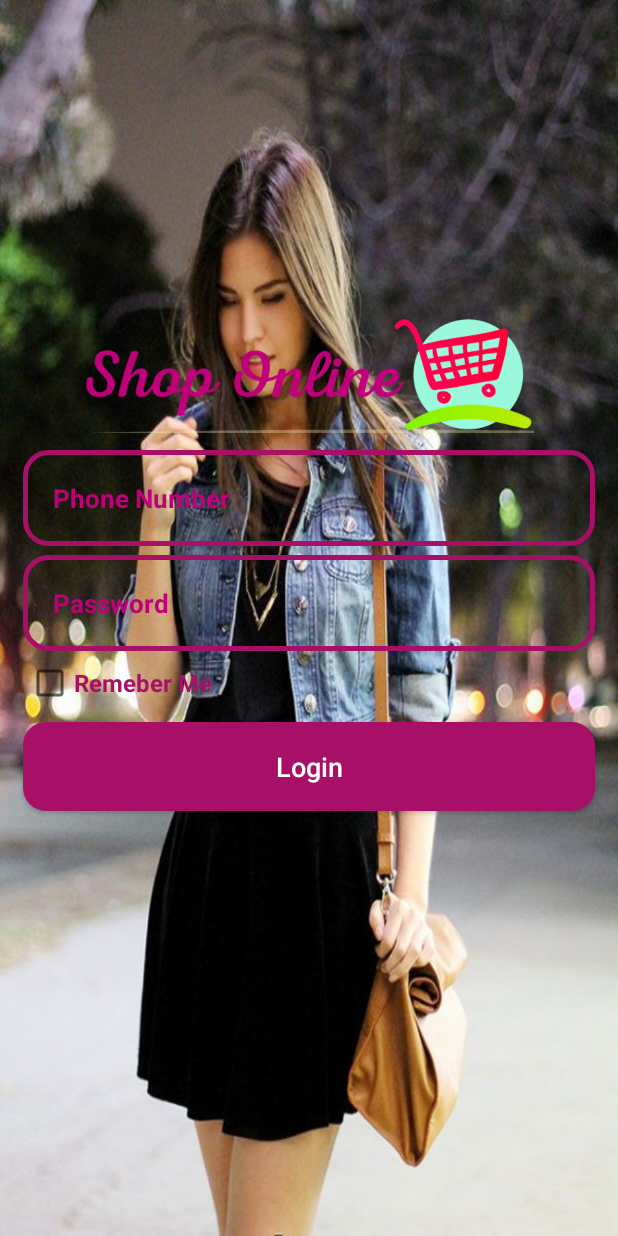
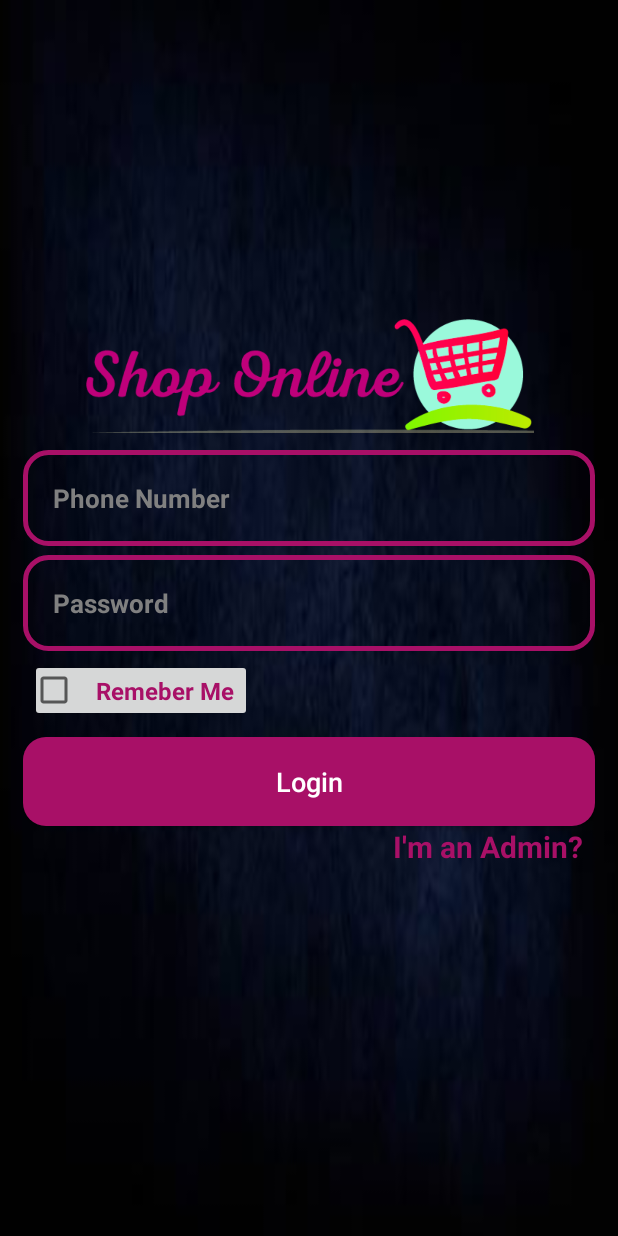
Before and after one commit to Abanoub-Asaad/eCommerce-OnlineShopping, an Android app: the loginActivity screen opened directly, with no data from a screen before it, on a phone screen of 412 x 824 dp. Run offline under Robolectric (Android 15) with nearby library versions, the phone set to English and light mode, and no system bars; our stand-ins replace Firebase (no records; nobody signed in at launch, a user with empty details on screens opened directly); libraries missing offline, so code that uses them is left out: io.paperdb.

Commit message:
Add admin panel feature

```diff
--- a/ECommerce/app/src/main/AndroidManifest.xml
+++ b/ECommerce/app/src/main/AndroidManifest.xml
@@ -9,7 +9,8 @@
         android:roundIcon="@mipmap/ic_launcher_round"
         android:supportsRtl="true"
         android:theme="@style/AppTheme">
-        <activity android:name=".HomeActivity"></activity>
+        <activity android:name=".AdminAddNewProductActivity"></activity>
+        <activity android:name=".HomeActivity" />
         <activity android:name=".RegisterActivity" />
         <activity android:name=".loginActivity" />
         <activity android:name=".MainActivity">
--- a/ECommerce/app/src/main/res/layout/activity_login.xml
+++ b/ECommerce/app/src/main/res/layout/activity_login.xml
@@ -4,7 +4,7 @@
     xmlns:tools="http://schemas.android.com/tools"
     android:layout_width="match_parent"
     android:layout_height="match_parent"
-    android:background="@drawable/login"
+    android:background="@drawable/back5"
     tools:context=".loginActivity">
 
     <Button
@@ -35,8 +35,8 @@
         android:hint="Password"
         android:inputType="textPassword"
         android:padding="20dp"
-        android:textColor="@color/colorPrimaryDark"
-        android:textColorHint="@color/colorPrimary"
+        android:textColor="@android:color/white"
+        android:textColorHint="@android:color/tertiary_text_light"
         android:textSize="17sp"
         android:textStyle="bold" />
 
@@ -51,8 +51,8 @@
         android:hint="Phone Number"
         android:inputType="number"
         android:padding="20dp"
-        android:textColor="@color/colorPrimaryDark"
-        android:textColorHint="@color/colorPrimary"
+        android:textColor="@android:color/white"
+        android:textColorHint="@android:color/tertiary_text_light"
         android:textSize="17sp"
         android:textStyle="bold" />
 
@@ -74,17 +74,46 @@
 
         <androidx.appcompat.widget.AppCompatCheckBox
             android:id="@+id/remember_me_check_box"
-            style="@style/Widget.AppCompat.CompoundButton.CheckBox"
+            style="@style/Widget.AppCompat.ImageButton"
             android:layout_width="wrap_content"
             android:layout_height="wrap_content"
-            android:layout_marginLeft="17dp"
+            android:layout_marginLeft="20dp"
             android:gravity="center_vertical"
             android:text="Remeber Me"
             android:textColor="@color/colorPrimaryDark"
             android:textSize="16sp"
             android:textStyle="bold" />
 
-        >
+
     </LinearLayout>
 
+    <TextView
+
+        android:id="@+id/admin_panel_link"
+        android:layout_width="wrap_content"
+        android:layout_height="wrap_content"
+        android:layout_below="@id/login_btn"
+        android:layout_alignParentEnd="true"
+        android:layout_marginLeft="80dp"
+        android:layout_marginEnd="23dp"
+        android:text="I'm an Admin?"
+        android:textColor="@color/colorPrimaryDark"
+        android:textSize="20sp"
+        android:textStyle="bold" />
+
+    <TextView
+
+        android:id="@+id/not_admin_panel_link"
+        android:layout_width="wrap_content"
+        android:layout_height="wrap_content"
+        android:layout_below="@id/login_btn"
+        android:layout_alignParentStart="true"
+        android:layout_marginLeft="80dp"
+        android:layout_marginStart="25dp"
+        android:text="I'm not an Admin?"
+        android:textColor="@color/colorPrimaryDark"
+        android:textSize="20sp"
+        android:textStyle="bold"
+        android:visibility="invisible"/>
+
 </RelativeLayout>
```
Also changed, not shown: ECommerce/app/src/main/java/com/example/e_commerce/AdminAddNewProductActivity.java (added, +17 -0 lines), ECommerce/app/src/main/java/com/example/e_commerce/loginActivity.java (+38 -5 lines), ECommerce/app/src/main/res/layout/activity_admin_add_new_product.xml (added, +9 -0 lines), ECommerce/app/src/main/res/layout/activity_register.xml (+7 -7 lines), ECommerce/app/src/main/res/drawable/back3.jpg (added), ECommerce/app/src/main/res/drawable/back4.png (added), ECommerce/app/src/main/res/drawable/back5.jpg (added), ECommerce/app/src/main/res/drawable/back6.jpg (added), ECommerce/app/src/main/res/drawable/back7.jpg (added).
